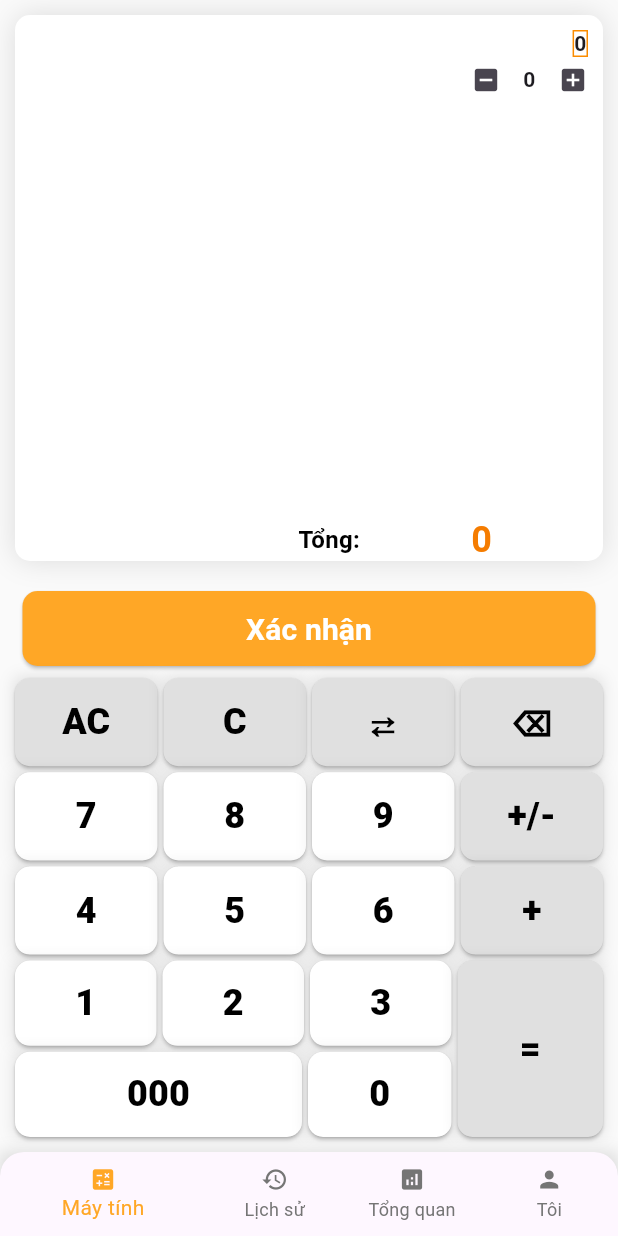
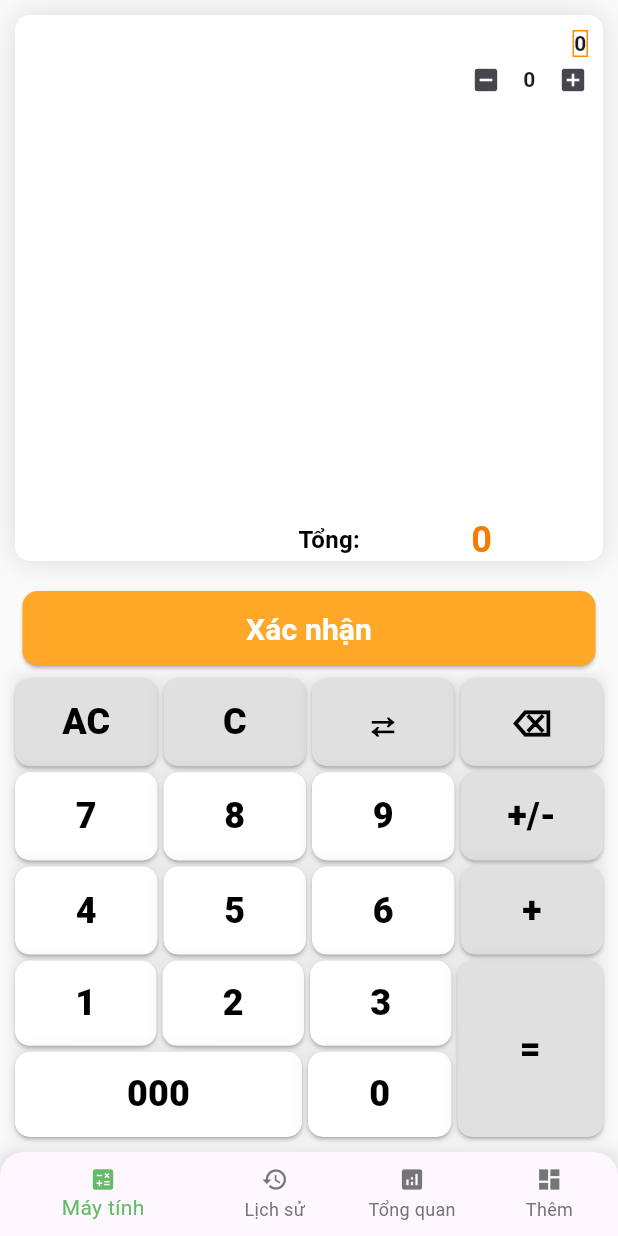
Before and after one commit to lkduy2602/Money-Calc, a Flutter app: the screen it shows after launch, on a phone screen of 412 x 824 dp. Run offline on Flutter 3.47's test engine with Material 3 defaults, Android fonts, the phone set to English and light mode, and no system bars; drawn by our look-alikes of scroll_to_index; our stand-ins replace shared_preferences, sqflite; accounts and stored records are empty.

Commit message:
explore screen

```diff
--- a/lib/_common/models/_common.model.dart
+++ b/lib/_common/models/_common.model.dart
@@ -3,7 +3,7 @@ import 'package:money_calc/_common/helpers/time.helper.dart';
 
 abstract class CommonTable {
   static const String createdAt = 'created_at';
-  static const String updatedAt = 'updatedAt';
+  static const String updatedAt = 'updated_at';
 }
 
 abstract class CommonModel {
--- a/lib/_common/models/category.model.dart
+++ b/lib/_common/models/category.model.dart
@@ -9,6 +9,7 @@ abstract class CategoryTable {
   static const String id = 'id';
   static const String name = 'name';
   static const String normalizedText = 'normalized_text';
+  static const String icon = 'icon';
 }
 
 @JsonSerializable()
@@ -16,8 +17,8 @@ class CategoryModel extends CommonModel {
   @JsonKey(name: CategoryTable.id)
   int? id;
 
+  @JsonKey(name: CategoryTable.name)
   String? _name;
-  @JsonKey(name: CategoryTable.name)
   String? get name => _name;
   set name(String? value) {
     _name = value;
@@ -26,6 +27,9 @@ class CategoryModel extends CommonModel {
 
   @JsonKey(name: CategoryTable.normalizedText)
   String? normalizedText;
+
+  @JsonKey(name: CategoryTable.icon)
+  String? icon;
 
   CategoryModel();
 
--- a/lib/calculator/calculator.screen.dart
+++ b/lib/calculator/calculator.screen.dart
@@ -7,7 +7,9 @@ class CalculatorScreen extends StatelessWidget {
 
   @override
   Widget build(BuildContext context) {
-    return const Column(
+    return const Padding(
+      padding: EdgeInsets.all(10.0),
+      child: Column(
         mainAxisAlignment: MainAxisAlignment.end,
         children: [
           Expanded(
@@ -18,6 +20,7 @@ class CalculatorScreen extends StatelessWidget {
             child: TotalAmountCalculatorWidget(),
           ),
         ],
+      ),
     );
   }
 }
--- a/lib/calculator/widgets/confirm_bill_button.widget.dart
+++ b/lib/calculator/widgets/confirm_bill_button.widget.dart
@@ -1,6 +1,5 @@
 import 'package:flutter/material.dart';
 import 'package:money_calc/_common/helpers/database.helper.dart';
-import 'package:money_calc/_common/models/category.model.dart';
 
 class ConfirmBillButtonWidget extends StatefulWidget {
   const ConfirmBillButtonWidget({super.key});
--- a/lib/main.dart
+++ b/lib/main.dart
@@ -1,6 +1,7 @@
 import 'package:flutter/material.dart';
 import 'package:money_calc/_common/providers/order_item.providers.dart';
 import 'package:money_calc/calculator/calculator.screen.dart';
+import 'package:money_calc/explore/explore.screen.dart';
 import 'package:provider/provider.dart';
 
 void main() async {
@@ -35,15 +36,12 @@ class _MainAppState extends State<MainApp> {
         theme: ThemeData(useMaterial3: true, scaffoldBackgroundColor: Colors.grey.shade50),
         home: Scaffold(
             body: SafeArea(
-              child: Padding(
-                padding: const EdgeInsets.all(10.0),
-                child: [
-                  const CalculatorScreen(),
-                  const CalculatorScreen(),
-                  const CalculatorScreen(),
-                  const CalculatorScreen()
-                ][_selectedIndex],
-              ),
+              child: [
+                const CalculatorScreen(),
+                const CalculatorScreen(),
+                const CalculatorScreen(),
+                const ExploreScreen()
+              ][_selectedIndex],
             ),
             bottomNavigationBar: Container(
                 decoration: const BoxDecoration(
@@ -80,14 +78,14 @@ class _MainAppState extends State<MainApp> {
                         label: 'Tổng quan',
                       ),
                       BottomNavigationBarItem(
-                        icon: Icon(Icons.person),
-                        label: 'Tôi',
+                        icon: Icon(Icons.dashboard),
+                        label: 'Thêm',
                       ),
                     ],
                     onTap: _onItemTapped,
                     currentIndex: _selectedIndex,
                     iconSize: 18.0,
-                    selectedItemColor: Colors.orange.shade400,
+                    selectedItemColor: Colors.green.shade400,
                     unselectedItemColor: Colors.grey.shade600,
                     showUnselectedLabels: true,
                   ),
--- a/pubspec.yaml
+++ b/pubspec.yaml
@@ -14,6 +14,7 @@ dependencies:
   path: ^1.9.0
   provider: ^6.1.2
   scroll_to_index: ^3.0.1
+  shared_preferences: ^2.2.3
   sqflite: ^2.3.3+1
 
 dev_dependencies:
```
Also changed, not shown: lib/_common/helpers/shared_preferences.helper.dart (added, +41 -0 lines), lib/explore/explore.screen.dart (added, +16 -0 lines), lib/explore/widgets/navigation_drawer.widget.dart (added, +77 -0 lines), lib/explore/widgets/profile_header.widget.dart (added, +39 -0 lines), lib/_common/models/category.model.g.dart, lib/app_navigation.dart (added), pubspec.lock, 1 other file. Lines whose indentation alone changed are shown as unchanged.
